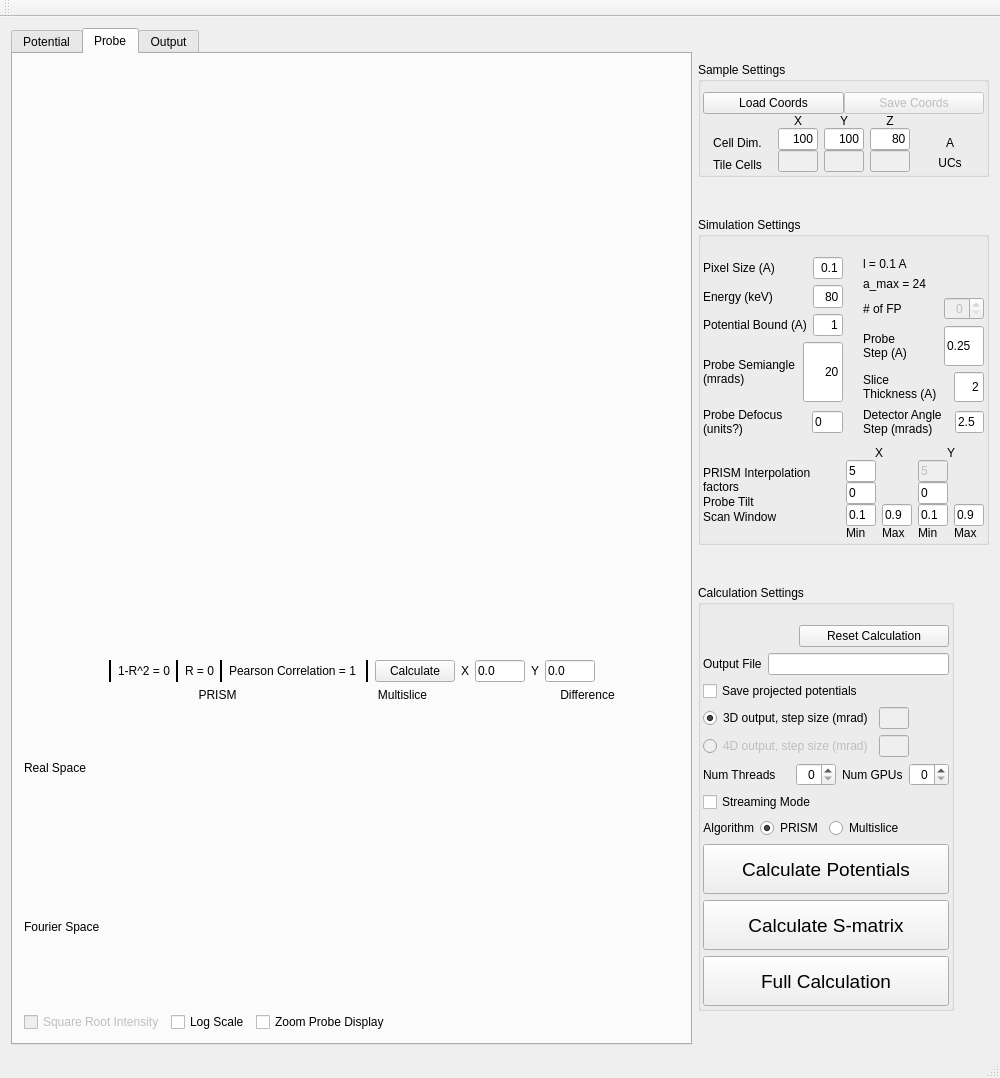
Above: Qt/prismmainwindow.ui from prism-em/prismatic before the change. Below: the same form after it.
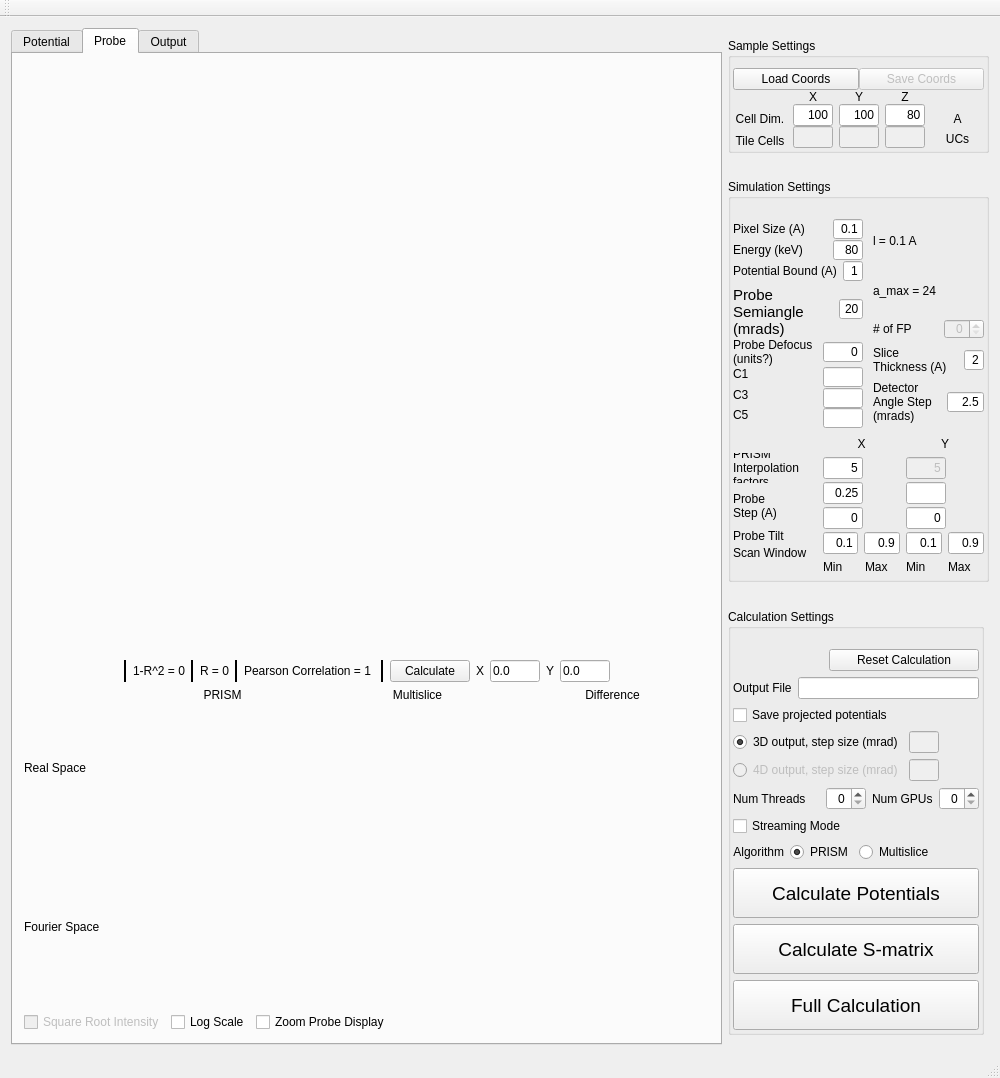
That is the form after the change. Icons and pictures are not drawn.

The edit to the form file:
```diff
--- a/Qt/prismmainwindow.ui
+++ b/Qt/prismmainwindow.ui
@@ -1273,13 +1273,16 @@
            <item>
             <layout class="QHBoxLayout" name="horizontalLayout_4">
              <property name="spacing">
-              <number>20</number>
+              <number>10</number>
              </property>
              <property name="leftMargin">
               <number>0</number>
              </property>
              <item>
               <layout class="QVBoxLayout" name="verticalLayout_5">
+               <property name="spacing">
+                <number>1</number>
+               </property>
                <item>
                 <layout class="QHBoxLayout" name="horizontalLayout_5">
                  <property name="spacing">
@@ -1306,10 +1309,16 @@
                      <verstretch>0</verstretch>
                     </sizepolicy>
                    </property>
+                   <property name="minimumSize">
+                    <size>
+                     <width>20</width>
+                     <height>20</height>
+                    </size>
+                   </property>
                    <property name="maximumSize">
                     <size>
                      <width>30</width>
-                     <height>16777215</height>
+                     <height>20</height>
                     </size>
                    </property>
                    <property name="text">
@@ -1345,10 +1354,16 @@
                      <verstretch>0</verstretch>
                     </sizepolicy>
                    </property>
+                   <property name="minimumSize">
+                    <size>
+                     <width>20</width>
+                     <height>20</height>
+                    </size>
+                   </property>
                    <property name="maximumSize">
                     <size>
                      <width>30</width>
-                     <height>16777215</height>
+                     <height>20</height>
                     </size>
                    </property>
                    <property name="text">
@@ -1384,10 +1399,16 @@
                      <verstretch>0</verstretch>
                     </sizepolicy>
                    </property>
+                   <property name="minimumSize">
+                    <size>
+                     <width>20</width>
+                     <height>20</height>
+                    </size>
+                   </property>
                    <property name="maximumSize">
                     <size>
-                     <width>30</width>
-                     <height>16777215</height>
+                     <width>20</width>
+                     <height>20</height>
                     </size>
                    </property>
                    <property name="text">
@@ -1412,10 +1433,15 @@
                    </property>
                    <property name="minimumSize">
                     <size>
-                     <width>0</width>
+                     <width>100</width>
                      <height>60</height>
                     </size>
                    </property>
+                   <property name="font">
+                    <font>
+                     <pointsize>11</pointsize>
+                    </font>
+                   </property>
                    <property name="text">
                     <string>Probe Semiangle (mrads)</string>
                    </property>
@@ -1432,10 +1458,16 @@
                      <verstretch>0</verstretch>
                     </sizepolicy>
                    </property>
+                   <property name="minimumSize">
+                    <size>
+                     <width>20</width>
+                     <height>20</height>
+                    </size>
+                   </property>
                    <property name="maximumSize">
                     <size>
                      <width>40</width>
-                     <height>16777215</height>
+                     <height>20</height>
                     </size>
                    </property>
                    <property name="text">
@@ -1462,19 +1494,145 @@
                  </item>
                  <item>
                   <widget class="QLineEdit" name="lineEdit_probeDefocus">
+                   <property name="sizePolicy">
+                    <sizepolicy hsizetype="Expanding" vsizetype="Fixed">
+                     <horstretch>0</horstretch>
+                     <verstretch>0</verstretch>
+                    </sizepolicy>
+                   </property>
+                   <property name="minimumSize">
+                    <size>
+                     <width>40</width>
+                     <height>20</height>
+                    </size>
+                   </property>
                    <property name="maximumSize">
                     <size>
-                     <width>50</width>
-                     <height>16777215</height>
+                     <width>40</width>
+                     <height>20</height>
                     </size>
                    </property>
                    <property name="text">
                     <string>0</string>
                    </property>
+                   <property name="alignment">
+                    <set>Qt::AlignRight|Qt::AlignTrailing|Qt::AlignVCenter</set>
+                   </property>
                   </widget>
                  </item>
                 </layout>
                </item>
+               <item>
+                <layout class="QHBoxLayout" name="horizontalLayout_34">
+                 <property name="spacing">
+                  <number>0</number>
+                 </property>
+                 <item>
+                  <layout class="QVBoxLayout" name="verticalLayout_29">
+                   <item>
+                    <widget class="QLabel" name="label_44">
+                     <property name="text">
+                      <string>C1</string>
+                     </property>
+                    </widget>
+                   </item>
+                   <item>
+                    <widget class="QLabel" name="label_45">
+                     <property name="text">
+                      <string>C3</string>
+                     </property>
+                    </widget>
+                   </item>
+                   <item>
+                    <widget class="QLabel" name="label_43">
+                     <property name="text">
+                      <string>C5</string>
+                     </property>
+                    </widget>
+                   </item>
+                  </layout>
+                 </item>
+                 <item>
+                  <layout class="QVBoxLayout" name="verticalLayout_31">
+                   <item>
+                    <widget class="QLineEdit" name="lineEdit">
+                     <property name="sizePolicy">
+                      <sizepolicy hsizetype="Expanding" vsizetype="Fixed">
+                       <horstretch>0</horstretch>
+                       <verstretch>0</verstretch>
+                      </sizepolicy>
+                     </property>
+                     <property name="minimumSize">
+                      <size>
+                       <width>20</width>
+                       <height>20</height>
+                      </size>
+                     </property>
+                     <property name="maximumSize">
+                      <size>
+                       <width>40</width>
+                       <height>20</height>
+                      </size>
+                     </property>
+                     <property name="layoutDirection">
+                      <enum>Qt::RightToLeft</enum>
+                     </property>
+                    </widget>
+                   </item>
+                   <item>
+                    <widget class="QLineEdit" name="lineEdit_3">
+                     <property name="sizePolicy">
+                      <sizepolicy hsizetype="Expanding" vsizetype="Fixed">
+                       <horstretch>0</horstretch>
+                       <verstretch>0</verstretch>
+                      </sizepolicy>
+                     </property>
+                     <property name="minimumSize">
+                      <size>
+                       <width>0</width>
+                       <height>20</height>
+                      </size>
+                     </property>
+                     <property name="maximumSize">
+                      <size>
+                       <width>40</width>
+                       <height>20</height>
+                      </size>
+                     </property>
+                     <property name="layoutDirection">
+                      <enum>Qt::RightToLeft</enum>
+                     </property>
+                    </widget>
+                   </item>
+                   <item>
+                    <widget class="QLineEdit" name="lineEdit_2">
+                     <property name="sizePolicy">
+                      <sizepolicy hsizetype="Expanding" vsizetype="Fixed">
+                       <horstretch>0</horstretch>
+                       <verstretch>0</verstretch>
+                      </sizepolicy>
+                     </property>
+                     <property name="minimumSize">
+                      <size>
+                       <width>0</width>
+                       <height>20</height>
+                      </size>
+                     </property>
+                     <property name="maximumSize">
+                      <size>
+                       <width>40</width>
+                       <height>20</height>
+                      </size>
+                     </property>
+                     <property name="layoutDirection">
+                      <enum>Qt::RightToLeft</enum>
+                     </property>
+                    </widget>
+                   </item>
+                  </layout>
+                 </item>
+                </layout>
+               </item>
               </layout>
              </item>
              <item>
@@ -1546,7 +1704,13 @@
                    <property name="maximumSize">
                     <size>
                      <width>40</width>
-                     <height>16777215</height>
+                     <height>20</height>
+                    </size>
+                   </property>
+                   <property name="baseSize">
+                    <size>
+                     <width>0</width>
+                     <height>0</height>
                     </size>
                    </property>
                    <property name="alignment">
@@ -1556,49 +1720,6 @@
                  </item>
                 </layout>
                </item>
-               <item>
-                <layout class="QHBoxLayout" name="horizontalLayout_34">
-                 <item>
-                  <widget class="QLabel" name="lbl_probeStep">
-                   <property name="minimumSize">
-                    <size>
-                     <width>50</width>
-                     <height>40</height>
-                    </size>
-                   </property>
-                   <property name="text">
-                    <string>Probe
-Step (A)</string>
-                   </property>
-                   <property name="alignment">
-                    <set>Qt::AlignLeading|Qt::AlignLeft|Qt::AlignVCenter</set>
-                   </property>
-                   <property name="wordWrap">
-                    <bool>false</bool>
-                   </property>
-                  </widget>
-                 </item>
-                 <item>
-                  <widget class="QLineEdit" name="lineEdit_probeStep">
-                   <property name="sizePolicy">
-                    <sizepolicy hsizetype="Minimum" vsizetype="Minimum">
-                     <horstretch>0</horstretch>
-                     <verstretch>0</verstretch>
-                    </sizepolicy>
-                   </property>
-                   <property name="maximumSize">
-                    <size>
-                     <width>40</width>
-                     <height>16777215</height>
-                    </size>
-                   </property>
-                   <property name="text">
-                    <string>0.25</string>
-                   </property>
-                  </widget>
-                 </item>
-                </layout>
-               </item>
                <item>
                 <layout class="QHBoxLayout" name="horizontalLayout_9">
                  <item>
@@ -1635,10 +1756,16 @@
                      <verstretch>0</verstretch>
                     </sizepolicy>
                    </property>
+                   <property name="minimumSize">
+                    <size>
+                     <width>20</width>
+                     <height>20</height>
+                    </size>
+                   </property>
                    <property name="maximumSize">
                     <size>
                      <width>30</width>
-                     <height>16777215</height>
+                     <height>20</height>
                     </size>
                    </property>
                    <property name="text">
@@ -1665,15 +1792,30 @@
                  </item>
                  <item>
                   <widget class="QLineEdit" name="lineEdit_detectorAngle">
+                   <property name="sizePolicy">
+                    <sizepolicy hsizetype="Expanding" vsizetype="Fixed">
+                     <horstretch>0</horstretch>
+                     <verstretch>0</verstretch>
+                    </sizepolicy>
+                   </property>
+                   <property name="minimumSize">
+                    <size>
+                     <width>20</width>
+                     <height>20</height>
+                    </size>
+                   </property>
                    <property name="maximumSize">
                     <size>
-                     <width>50</width>
-                     <height>16777215</height>
+                     <width>75</width>
+                     <height>20</height>
                     </size>
                    </property>
                    <property name="text">
                     <string>2.5</string>
                    </property>
+                   <property name="alignment">
+                    <set>Qt::AlignRight|Qt::AlignTrailing|Qt::AlignVCenter</set>
+                   </property>
                   </widget>
                  </item>
                 </layout>
@@ -1690,7 +1832,7 @@
              <item>
               <layout class="QVBoxLayout" name="verticalLayout_9">
                <property name="spacing">
-                <number>0</number>
+                <number>3</number>
                </property>
                <property name="topMargin">
                 <number>30</number>
@@ -1711,6 +1853,26 @@
                  </property>
                 </widget>
                </item>
+               <item>
+                <widget class="QLabel" name="lbl_probeStep">
+                 <property name="minimumSize">
+                  <size>
+                   <width>50</width>
+                   <height>40</height>
+                  </size>
+                 </property>
+                 <property name="text">
+                  <string>Probe
+Step (A)</string>
+                 </property>
+                 <property name="alignment">
+                  <set>Qt::AlignLeading|Qt::AlignLeft|Qt::AlignVCenter</set>
+                 </property>
+                 <property name="wordWrap">
+                  <bool>false</bool>
+                 </property>
+                </widget>
+               </item>
                <item>
                 <widget class="QLabel" name="label_5">
                  <property name="text">
@@ -1739,7 +1901,7 @@
                <item>
                 <layout class="QVBoxLayout" name="verticalLayout_7">
                  <property name="spacing">
-                  <number>0</number>
+                  <number>3</number>
                  </property>
                  <property name="topMargin">
                   <number>10</number>
@@ -1758,12 +1920,37 @@
                   <widget class="QLineEdit" name="lineedit_interpFactor_x">
                    <property name="maximumSize">
                     <size>
-                     <width>30</width>
+                     <width>40</width>
                      <height>16777215</height>
                     </size>
                    </property>
                    <property name="text">
                     <string>5</string>
+                   </property>
+                   <property name="alignment">
+                    <set>Qt::AlignRight|Qt::AlignTrailing|Qt::AlignVCenter</set>
+                   </property>
+                  </widget>
+                 </item>
+                 <item>
+                  <widget class="QLineEdit" name="lineEdit_probeStep">
+                   <property name="sizePolicy">
+                    <sizepolicy hsizetype="Minimum" vsizetype="Minimum">
+                     <horstretch>0</horstretch>
+                     <verstretch>0</verstretch>
+                    </sizepolicy>
+                   </property>
+                   <property name="maximumSize">
+                    <size>
+                     <width>40</width>
+                     <height>16777215</height>
+                    </size>
+                   </property>
+                   <property name="text">
+                    <string>0.25</string>
+                   </property>
+                   <property name="alignment">
+                    <set>Qt::AlignRight|Qt::AlignTrailing|Qt::AlignVCenter</set>
                    </property>
                   </widget>
                  </item>
@@ -1771,13 +1958,16 @@
                   <widget class="QLineEdit" name="lineEdit_probeTiltX">
                    <property name="maximumSize">
                     <size>
-                     <width>30</width>
+                     <width>40</width>
                      <height>16777215</height>
                     </size>
                    </property>
                    <property name="text">
                     <string>0</string>
                    </property>
+                   <property name="alignment">
+                    <set>Qt::AlignRight|Qt::AlignTrailing|Qt::AlignVCenter</set>
+                   </property>
                   </widget>
                  </item>
                  <item>
@@ -1786,26 +1976,32 @@
                     <widget class="QLineEdit" name="lineEdit_scanWindowXMin">
                      <property name="maximumSize">
                       <size>
-                       <width>30</width>
+                       <width>40</width>
                        <height>16777215</height>
                       </size>
                      </property>
                      <property name="text">
                       <string>0.1</string>
                      </property>
+                     <property name="alignment">
+                      <set>Qt::AlignRight|Qt::AlignTrailing|Qt::AlignVCenter</set>
+                     </property>
                     </widget>
                    </item>
                    <item>
                     <widget class="QLineEdit" name="lineEdit_scanWindowXMax">
                      <property name="maximumSize">
                       <size>
-                       <width>30</width>
+                       <width>40</width>
                        <height>16777215</height>
                       </size>
                      </property>
                      <property name="text">
                       <string>0.9</string>
                      </property>
+                     <property name="alignment">
+                      <set>Qt::AlignRight|Qt::AlignTrailing|Qt::AlignVCenter</set>
+                     </property>
                     </widget>
                    </item>
                   </layout>
@@ -1833,7 +2029,7 @@
                <item>
                 <layout class="QVBoxLayout" name="verticalLayout_8">
                  <property name="spacing">
-                  <number>0</number>
+                  <number>3</number>
                  </property>
                  <property name="topMargin">
                   <number>10</number>
@@ -1855,12 +2051,28 @@
                    </property>
                    <property name="maximumSize">
                     <size>
-                     <width>30</width>
+                     <width>40</width>
                      <height>16777215</height>
                     </size>
                    </property>
                    <property name="text">
                     <string>5</string>
+                   </property>
+                   <property name="alignment">
+                    <set>Qt::AlignRight|Qt::AlignTrailing|Qt::AlignVCenter</set>
+                   </property>
+                  </widget>
+                 </item>
+                 <item>
+                  <widget class="QLineEdit" name="lineEdit_probeStepY">
+                   <property name="maximumSize">
+                    <size>
+                     <width>40</width>
+                     <height>16777215</height>
+                    </size>
+                   </property>
+                   <property name="alignment">
+                    <set>Qt::AlignRight|Qt::AlignTrailing|Qt::AlignVCenter</set>
                    </property>
                   </widget>
                  </item>
@@ -1874,13 +2086,16 @@
                    </property>
                    <property name="maximumSize">
                     <size>
-                     <width>30</width>
+                     <width>40</width>
                      <height>16777215</height>
                     </size>
                    </property>
                    <property name="text">
                     <string>0</string>
                    </property>
+                   <property name="alignment">
+                    <set>Qt::AlignRight|Qt::AlignTrailing|Qt::AlignVCenter</set>
+                   </property>
                   </widget>
                  </item>
                  <item>
@@ -1889,26 +2104,32 @@
                     <widget class="QLineEdit" name="lineEdit_scanWindowYMin">
                      <property name="maximumSize">
                       <size>
-                       <width>30</width>
+                       <width>40</width>
                        <height>16777215</height>
                       </size>
                      </property>
                      <property name="text">
                       <string>0.1</string>
                      </property>
+                     <property name="alignment">
+                      <set>Qt::AlignRight|Qt::AlignTrailing|Qt::AlignVCenter</set>
+                     </property>
                     </widget>
                    </item>
                    <item>
                     <widget class="QLineEdit" name="lineEdit_scanWindowYMax">
                      <property name="maximumSize">
                       <size>
-                       <width>30</width>
+                       <width>40</width>
                        <height>16777215</height>
                       </size>
                      </property>
                      <property name="text">
                       <string>0.9</string>
                      </property>
+                     <property name="alignment">
+                      <set>Qt::AlignRight|Qt::AlignTrailing|Qt::AlignVCenter</set>
+                     </property>
                     </widget>
                    </item>
                   </layout>
```
